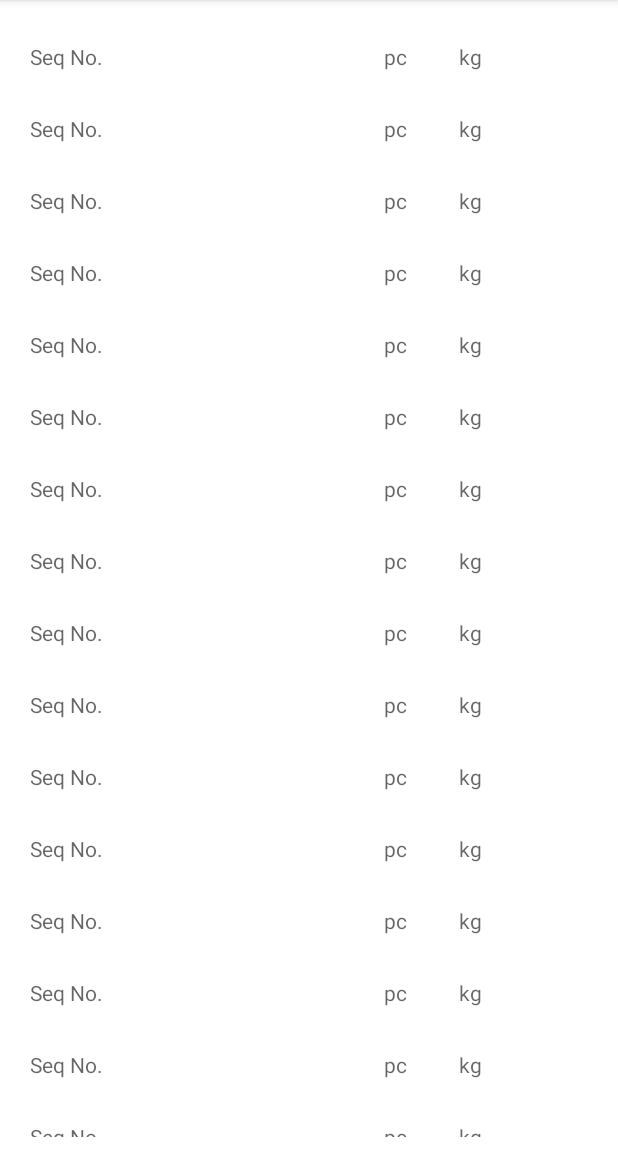
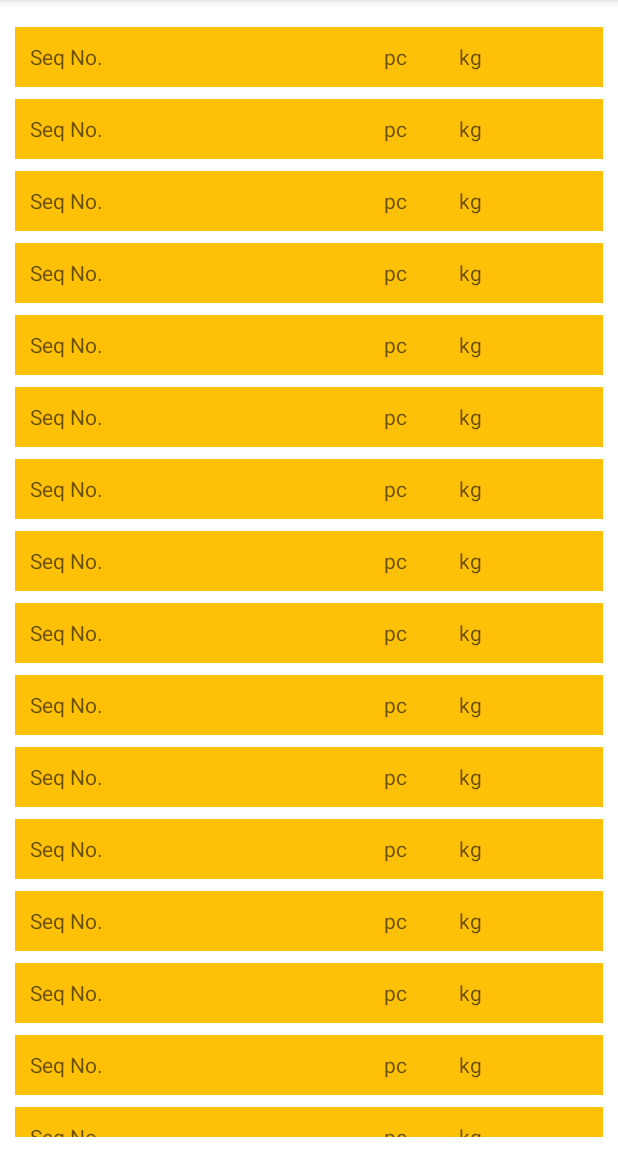
Before and after one commit to prasunmondal/MBros_v3, an Android app: the ActivityDeliveringListOrders screen opened directly, with no data from a screen before it, on a phone screen of 412 x 824 dp, the part 84-1236 px from its top. Run offline under Robolectric (Android 15) with nearby library versions, the phone set to English and light mode, and no system bars; 11 statements that could not run were skipped.

Commit message:
add colors to deliver list

```diff
--- a/app/src/main/res/layout/activity_delivering_list_fragment_order_details.xml
+++ b/app/src/main/res/layout/activity_delivering_list_fragment_order_details.xml
@@ -6,9 +6,11 @@
     android:orientation="vertical">
 
     <LinearLayout
+        android:id="@+id/activity_delivering_deliver_fragment_container"
         android:layout_width="match_parent"
         android:layout_height="40dp"
         android:layout_marginVertical="8dp"
+        android:background="#FFC107"
         android:foregroundGravity="center_vertical"
         android:gravity="center_vertical"
         android:orientation="horizontal"
--- a/app/src/main/res/values/colors.xml
+++ b/app/src/main/res/values/colors.xml
@@ -16,4 +16,9 @@
     <color name="button_enabled">#00BCD4</color>
     <color name="button_disabled">#F3A3A3A3</color>
 
+
+    <!--    CUSTOM COLORS -->
+    <color name="delivery_completed">#8EAC8F</color>
+    <color name="delivery_pending">#EDF3AC45</color>
+
 </resources>
```
Also changed, not shown: app/src/main/java/com/tech4bytes/mbrosv3/CustomerOrders/DeliverOrders/listOrders/ActivityDeliveringListOrders.kt (+10 -0 lines).
